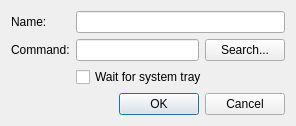
Qt form lxqt-config-session/autostartedit.ui (lxqt/lxqt-session) before a commit.
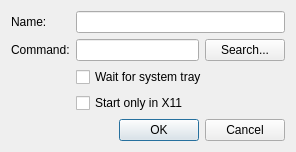
The same form after that commit.

Commit message:
Added a checkbox for `X-LXQt-X11-Only` to autostart editor (#534)
Also fixed a bug, which checked "Wait for system tray" when editing a desktop entry with `X-LXQt-Need-Tray=false` in it.

Diff of the .ui file:
```diff
--- a/lxqt-config-session/autostartedit.ui
+++ b/lxqt-config-session/autostartedit.ui
@@ -21,23 +21,6 @@
      </property>
     </widget>
    </item>
-   <item row="1" column="2">
-    <widget class="QPushButton" name="browseButton">
-     <property name="text">
-      <string>Search...</string>
-     </property>
-    </widget>
-   </item>
-   <item row="3" column="0" colspan="3">
-    <widget class="QDialogButtonBox" name="buttonBox">
-     <property name="orientation">
-      <enum>Qt::Horizontal</enum>
-     </property>
-     <property name="standardButtons">
-      <set>QDialogButtonBox::Cancel|QDialogButtonBox::Ok</set>
-     </property>
-    </widget>
-   </item>
    <item row="0" column="1" colspan="2">
     <widget class="QLineEdit" name="nameEdit"/>
    </item>
@@ -51,6 +34,13 @@
    <item row="1" column="1">
     <widget class="QLineEdit" name="commandEdit"/>
    </item>
+   <item row="1" column="2">
+    <widget class="QPushButton" name="browseButton">
+     <property name="text">
+      <string>Search...</string>
+     </property>
+    </widget>
+   </item>
    <item row="2" column="1" colspan="2">
     <widget class="QCheckBox" name="trayCheckBox">
      <property name="text">
@@ -58,6 +48,23 @@
      </property>
     </widget>
    </item>
+   <item row="3" column="1" colspan="2">
+    <widget class="QCheckBox" name="x11CheckBox">
+     <property name="text">
+      <string>Start only in X11</string>
+     </property>
+    </widget>
+   </item>
+   <item row="4" column="0" colspan="3">
+    <widget class="QDialogButtonBox" name="buttonBox">
+     <property name="orientation">
+      <enum>Qt::Horizontal</enum>
+     </property>
+     <property name="standardButtons">
+      <set>QDialogButtonBox::Cancel|QDialogButtonBox::Ok</set>
+     </property>
+    </widget>
+   </item>
   </layout>
  </widget>
  <tabstops>
```
Left out of the diff: 7 changed lines with no effect on the pictures. The commit also changes 3 other files.
